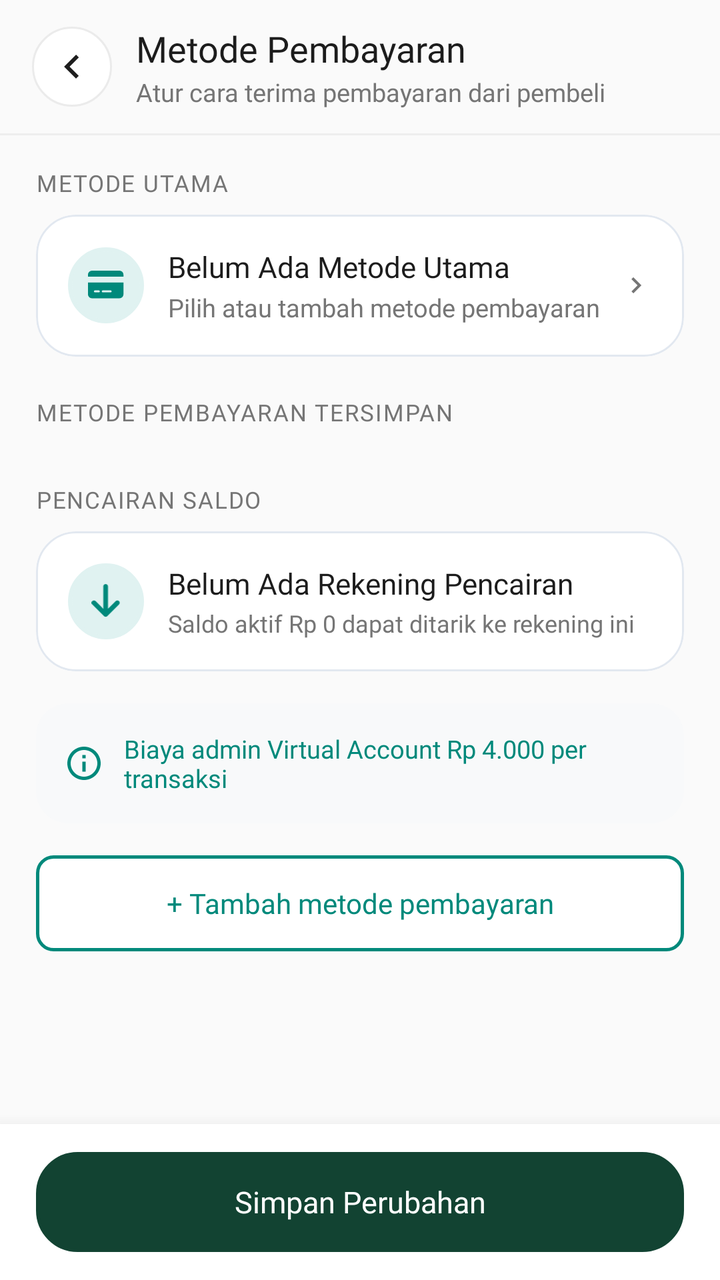
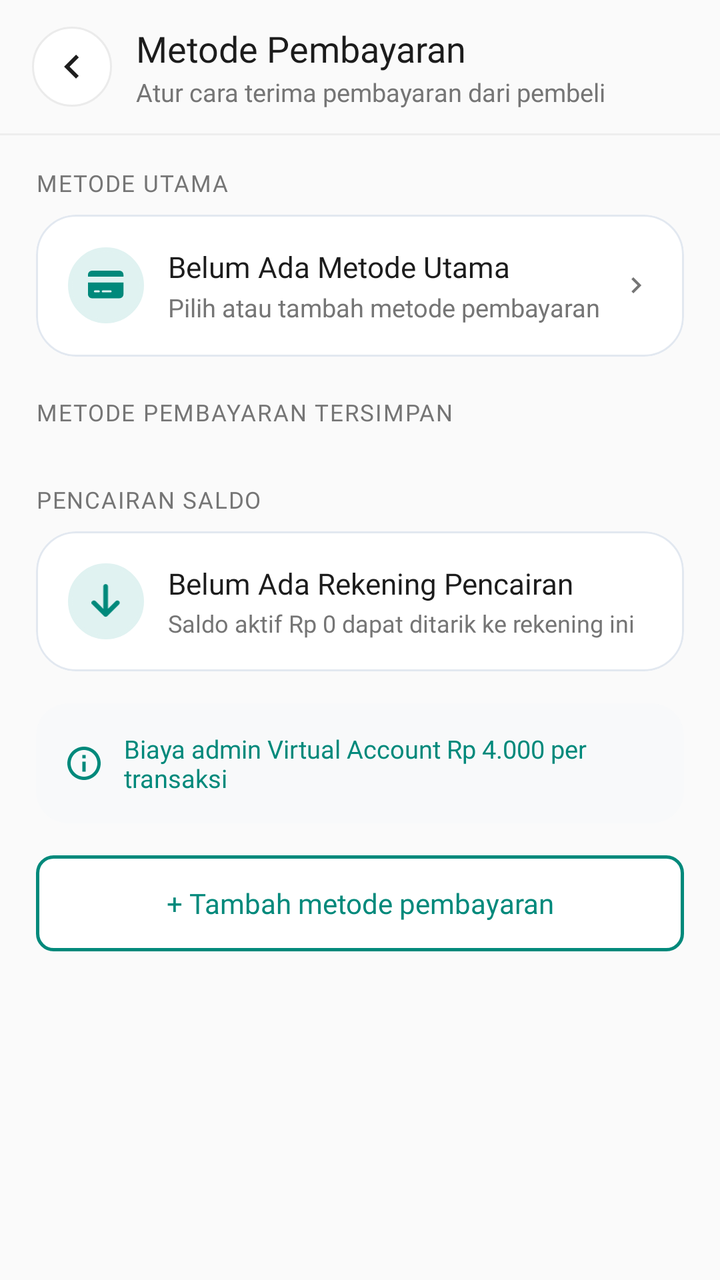

Two renders of the same Android screen: before a commit and after it. Below are the layout's source before the change and the commit's diff.
<!-- AndroidManifest.xml: application theme Theme.GuppyMarketIDN -->
<!-- res/layout/activity_payment_methods.xml -->
<?xml version="1.0" encoding="utf-8"?>
<RelativeLayout
    xmlns:android="http://schemas.android.com/apk/res/android"
    xmlns:app="http://schemas.android.com/apk/res-auto"
    xmlns:tools="http://schemas.android.com/tools"
    android:id="@+id/main"
    android:layout_width="match_parent"
    android:layout_height="match_parent"
    android:background="#FAFAFA"
    tools:context=".menuProfile.PaymentMethodsActivity">

    
    <LinearLayout
        android:id="@+id/topBarPaymentMethods"
        android:layout_width="match_parent"
        android:layout_height="wrap_content"
        android:layout_alignParentTop="true"
        android:background="#FAFAFA"
        android:paddingHorizontal="16dp"
        android:paddingTop="12dp"
        android:paddingBottom="12dp"
        android:gravity="center_vertical"
        android:orientation="horizontal">

        <ImageView
            android:id="@+id/btnBackPaymentMethods"
            android:layout_width="40dp"
            android:layout_height="40dp"
            android:background="@drawable/bg_circle_white_stroke"
            android:src="@drawable/ic_chevron_left"
            android:padding="8dp"
            android:clickable="true"
            android:focusable="true"/>

        <LinearLayout
            android:layout_width="0dp"
            android:layout_weight="1"
            android:layout_height="wrap_content"
            android:layout_marginStart="12dp"
            android:orientation="vertical">

            <TextView
                android:layout_width="wrap_content"
                android:layout_height="wrap_content"
                android:fontFamily="@font/inter_bold"
                android:text="Metode Pembayaran"
                android:textColor="@color/guppy_text_black"
                android:textSize="18sp"/>

            <TextView
                android:layout_width="wrap_content"
                android:layout_height="wrap_content"
                android:layout_marginTop="1dp"
                android:fontFamily="@font/inter_regular"
                android:text="Atur cara terima pembayaran dari pembeli"
                android:textColor="@color/guppy_text_gray"
                android:textSize="12.5sp"/>
        </LinearLayout>
    </LinearLayout>

    <View
        android:id="@+id/dividerHeader"
        android:layout_width="match_parent"
        android:layout_height="1dp"
        android:layout_below="@id/topBarPaymentMethods"
        android:background="#EEEEEE"/>

    
    <androidx.core.widget.NestedScrollView
        android:layout_width="match_parent"
        android:layout_height="match_parent"
        android:layout_below="@id/dividerHeader"
        android:layout_above="@id/bottomBarPaymentSave"
        android:fillViewport="true">

        <LinearLayout
            android:layout_width="match_parent"
            android:layout_height="wrap_content"
            android:orientation="vertical"
            android:paddingHorizontal="18dp"
            android:paddingTop="16dp"
            android:paddingBottom="30dp">

            
            <TextView
                android:layout_width="match_parent"
                android:layout_height="wrap_content"
                android:text="METODE UTAMA"
                android:textColor="@color/guppy_text_gray"
                android:fontFamily="@font/inter_bold"
                android:textSize="11.5sp"
                android:letterSpacing="0.05"/>

            <com.google.android.material.card.MaterialCardView
                android:id="@+id/cardMainPaymentMethod"
                android:layout_width="match_parent"
                android:layout_height="wrap_content"
                android:layout_marginTop="8dp"
                app:cardCornerRadius="20dp"
                app:cardElevation="0dp"
                app:cardBackgroundColor="@color/white"
                app:strokeColor="#E2E8F0"
                app:strokeWidth="1dp"
                android:clickable="true"
                android:focusable="true">

                <LinearLayout
                    android:layout_width="match_parent"
                    android:layout_height="wrap_content"
                    android:padding="16dp"
                    android:gravity="center_vertical"
                    android:orientation="horizontal">

                    <ImageView
                        android:layout_width="38dp"
                        android:layout_height="38dp"
                        android:background="@drawable/bg_circle_image"
                        android:backgroundTint="#E0F2F1"
                        android:src="@drawable/ic_payment_card"
                        app:tint="@color/guppy_primary"
                        android:padding="10dp"/>

                    <LinearLayout
                        android:layout_width="0dp"
                        android:layout_weight="1"
                        android:layout_height="wrap_content"
                        android:layout_marginStart="12dp"
                        android:orientation="vertical">

                        <LinearLayout
                            android:layout_width="wrap_content"
                            android:layout_height="wrap_content"
                            android:gravity="center_vertical"
                            android:orientation="horizontal">

                            <TextView
                                android:id="@+id/tvMainPaymentName"
                                android:layout_width="wrap_content"
                                android:layout_height="wrap_content"
                                android:text="Belum Ada Metode Utama"
                                android:textColor="@color/guppy_text_black"
                                android:fontFamily="@font/inter_bold"
                                android:textSize="14.5sp"/>

                            <TextView
                                android:id="@+id/tvMainPaymentUtamaBadge"
                                android:layout_width="wrap_content"
                                android:layout_height="wrap_content"
                                android:layout_marginStart="8dp"
                                android:background="@drawable/bg_chip_selected"
                                android:backgroundTint="#E0F2F1"
                                android:text="Utama"
                                android:textColor="@color/guppy_primary"
                                android:fontFamily="@font/inter_bold"
                                android:textSize="11sp"
                                android:paddingHorizontal="8dp"
                                android:paddingVertical="3dp"
                                android:visibility="gone"/>
                        </LinearLayout>

                        <TextView
                            android:id="@+id/tvMainPaymentAccNumber"
                            android:layout_width="wrap_content"
                            android:layout_height="wrap_content"
                            android:layout_marginTop="2dp"
                            android:text="Pilih atau tambah metode pembayaran"
                            android:textColor="@color/guppy_text_gray"
                            android:fontFamily="@font/inter_regular"
                            android:textSize="12.5sp"/>
                    </LinearLayout>

                    <ImageView
                        android:layout_width="16dp"
                        android:layout_height="16dp"
                        android:src="@drawable/ic_chevron_right"
                        app:tint="@color/guppy_text_gray"/>
                </LinearLayout>
            </com.google.android.material.card.MaterialCardView>

            
            <TextView
                android:layout_width="match_parent"
                android:layout_height="wrap_content"
                android:layout_marginTop="20dp"
                android:text="METODE PEMBAYARAN TERSIMPAN"
                android:textColor="@color/guppy_text_gray"
                android:fontFamily="@font/inter_bold"
                android:textSize="11.5sp"
                android:letterSpacing="0.05"/>

            <androidx.recyclerview.widget.RecyclerView
                android:id="@+id/recyclerPaymentMethods"
                android:layout_width="match_parent"
                android:layout_height="wrap_content"
                android:layout_marginTop="8dp"
                android:nestedScrollingEnabled="false"/>

            <TextView
                android:id="@+id/tvEmptyPaymentMethods"
                android:layout_width="match_parent"
                android:layout_height="wrap_content"
                android:layout_marginTop="16dp"
                android:layout_marginBottom="16dp"
                android:gravity="center"
                android:text="Belum ada metode pembayaran tersimpan. Ketuk '+ Tambah metode pembayaran' untuk menambahkan."
                android:textColor="@color/guppy_text_gray"
                android:fontFamily="@font/inter_medium"
                android:textSize="13sp"
                android:visibility="gone"/>



            
            <TextView
                android:layout_width="match_parent"
                android:layout_height="wrap_content"
                android:layout_marginTop="20dp"
                android:text="PENCAIRAN SALDO"
                android:textColor="@color/guppy_text_gray"
                android:fontFamily="@font/inter_bold"
                android:textSize="11.5sp"
                android:letterSpacing="0.05"/>

            <com.google.android.material.card.MaterialCardView
                android:layout_width="match_parent"
                android:layout_height="wrap_content"
                android:layout_marginTop="8dp"
                app:cardCornerRadius="20dp"
                app:cardElevation="0dp"
                app:cardBackgroundColor="@color/white"
                app:strokeColor="#E2E8F0"
                app:strokeWidth="1dp">

                <LinearLayout
                    android:layout_width="match_parent"
                    android:layout_height="wrap_content"
                    android:padding="16dp"
                    android:gravity="center_vertical"
                    android:orientation="horizontal">

                    <ImageView
                        android:layout_width="38dp"
                        android:layout_height="38dp"
                        android:background="@drawable/bg_circle_image"
                        android:backgroundTint="#E0F2F1"
                        android:src="@drawable/ic_withdrawal"
                        app:tint="@color/guppy_primary"
                        android:padding="10dp"/>

                    <LinearLayout
                        android:layout_width="0dp"
                        android:layout_weight="1"
                        android:layout_height="wrap_content"
                        android:layout_marginStart="12dp"
                        android:orientation="vertical">

                        <TextView
                            android:id="@+id/tvWithdrawalAccountName"
                            android:layout_width="wrap_content"
                            android:layout_height="wrap_content"
                            android:text="Belum Ada Rekening Pencairan"
                            android:textColor="@color/guppy_text_black"
                            android:fontFamily="@font/inter_bold"
                            android:textSize="14.5sp"/>

                        <TextView
                            android:id="@+id/tvWithdrawalSubtitle"
                            android:layout_width="wrap_content"
                            android:layout_height="wrap_content"
                            android:layout_marginTop="2dp"
                            android:text="Saldo aktif Rp 0 dapat ditarik ke rekening ini"
                            android:textColor="@color/guppy_text_gray"
                            android:fontFamily="@font/inter_regular"
                            android:textSize="12sp"/>
                    </LinearLayout>
                </LinearLayout>
            </com.google.android.material.card.MaterialCardView>

            
            <androidx.cardview.widget.CardView
                android:layout_width="match_parent"
                android:layout_height="wrap_content"
                android:layout_marginTop="16dp"
                app:cardCornerRadius="16dp"
                app:cardElevation="0dp"
                app:cardBackgroundColor="#F8F9FA"
                app:strokeColor="#EEEEEE"
                app:strokeWidth="1dp">

                <LinearLayout
                    android:layout_width="match_parent"
                    android:layout_height="wrap_content"
                    android:padding="14dp"
                    android:gravity="center_vertical"
                    android:orientation="horizontal">

                    <ImageView
                        android:layout_width="20dp"
                        android:layout_height="20dp"
                        android:src="@drawable/ic_info"
                        app:tint="@color/guppy_primary"/>

                    <TextView
                        android:id="@+id/tvAdminFeeNotice"
                        android:layout_width="0dp"
                        android:layout_weight="1"
                        android:layout_height="wrap_content"
                        android:layout_marginStart="10dp"
                        android:text="Biaya admin Virtual Account Rp 4.000 per transaksi"
                        android:textColor="@color/guppy_primary"
                        android:fontFamily="@font/inter_bold"
                        android:textSize="12.5sp"/>
                </LinearLayout>
            </androidx.cardview.widget.CardView>

            
            <TextView
                android:id="@+id/btnAddNewPaymentMethod"
                android:layout_width="match_parent"
                android:layout_height="48dp"
                android:layout_marginTop="16dp"
                android:background="@drawable/bg_btn_outline"
                android:text="+ Tambah metode pembayaran"
                android:textColor="@color/guppy_primary"
                android:fontFamily="@font/inter_bold"
                android:textSize="14sp"
                android:gravity="center"
                android:clickable="true"
                android:focusable="true"/>

        </LinearLayout>
    </androidx.core.widget.NestedScrollView>

    
    <LinearLayout
        android:id="@+id/bottomBarPaymentSave"
        android:layout_width="match_parent"
        android:layout_height="wrap_content"
        android:layout_alignParentBottom="true"
        android:background="@color/white"
        android:elevation="12dp"
        android:paddingHorizontal="18dp"
        android:paddingVertical="14dp">

        <TextView
            android:id="@+id/btnSavePaymentSettings"
            android:layout_width="match_parent"
            android:layout_height="50dp"
            android:background="@drawable/bg_chip_selected"
            android:backgroundTint="#124332"
            android:text="Simpan Perubahan"
            android:textColor="@color/white"
            android:fontFamily="@font/inter_bold"
            android:textSize="15sp"
            android:gravity="center"
            android:clickable="true"
            android:focusable="true"/>
    </LinearLayout>

</RelativeLayout>
<!-- resources referenced by this layout -->
<resources>
  <color name="guppy_primary">#00897B</color>
  <color name="guppy_text_black">#1C1C1C</color>
  <color name="guppy_text_gray">#757575</color>
  <color name="white">#FFFFFFFF</color>
  <!-- drawable bg_btn_outline (drawable) -->
  <?xml version="1.0" encoding="utf-8"?>
  <shape xmlns:android="http://schemas.android.com/apk/res/android">
      <solid android:color="@color/white" />
      <stroke android:width="1.5dp" android:color="@color/guppy_primary" />
      <corners android:radius="8dp" />
  </shape>
  <!-- drawable bg_chip_selected (drawable) -->
  <?xml version="1.0" encoding="utf-8"?>
  <shape xmlns:android="http://schemas.android.com/apk/res/android">
      <solid android:color="#E0F2F1" />
      <stroke
          android:width="1.5dp"
          android:color="@color/guppy_primary" />
      <corners android:radius="20dp" />
  </shape>
  <!-- drawable bg_circle_image (drawable) -->
  <?xml version="1.0" encoding="utf-8"?>
  <shape xmlns:android="http://schemas.android.com/apk/res/android" android:shape="oval">
      <solid android:color="@color/guppy_stroke" />
      <stroke android:width="2dp" android:color="@color/guppy_primary" />
  </shape>
  <!-- drawable bg_circle_white_stroke (drawable) -->
  <?xml version="1.0" encoding="utf-8"?>
  <shape xmlns:android="http://schemas.android.com/apk/res/android" android:shape="oval">
      <solid android:color="@color/white" />
      <stroke android:width="1dp" android:color="@color/guppy_stroke" />
  </shape>
  <!-- drawable ic_chevron_left (drawable) -->
  <vector xmlns:android="http://schemas.android.com/apk/res/android"
      android:width="24dp"
      android:height="24dp"
      android:viewportWidth="24"
      android:viewportHeight="24">
    <path
        android:fillColor="#1E1E1E"
        android:pathData="M15.41,16.59L10.83,12l4.58,-4.59L14,6l-6,6 6,6 1.41,-1.41z"/>
  </vector>
  <!-- drawable ic_chevron_right (drawable) -->
  <vector xmlns:android="http://schemas.android.com/apk/res/android"
      android:width="24dp"
      android:height="24dp"
      android:viewportWidth="24"
      android:viewportHeight="24">
    <path
        android:fillColor="#1E1E1E"
        android:pathData="M8.59,16.59L13.17,12 8.59,7.41 10,6l6,6 -6,6 -1.41,-1.41z"/>
  </vector>
  <!-- drawable ic_info (drawable) -->
  <vector xmlns:android="http://schemas.android.com/apk/res/android"
      android:width="24dp"
      android:height="24dp"
      android:viewportWidth="24"
      android:viewportHeight="24">
    <path
        android:fillColor="#E33A24"
        android:pathData="M11,17h2v-6h-2v6zM12,2C6.48,2 2,6.48 2,12s4.48,10 10,10 10,-4.48 10,-10S17.52,2 12,2zM12,20c-4.41,0 -8,-3.59 -8,-8s3.59,-8 8,-8 8,3.59 8,8 -3.59,8 -8,8zM11,7h2v2h-2z"/>
  </vector>
  <style name="Theme.GuppyMarketIDN" parent="Base.Theme.GuppyMarketIDN" />
  <color name="guppy_stroke">#EBEBEB</color>
  <style name="Base.Theme.GuppyMarketIDN" parent="Theme.Material3.Light.NoActionBar">
          <item name="colorPrimary">@color/guppy_primary</item>
          <item name="colorOnPrimary">@color/white</item>
          <item name="android:textColorPrimary">@color/guppy_text_black</item>
          <item name="android:textColorSecondary">@color/guppy_text_gray</item>
          <item name="android:windowBackground">@color/guppy_background</item>
      </style>
  <color name="guppy_background">#F8F9FA</color>
  <!-- unchanged entries left out for length: 2 -->
</resources>

<!-- the commit's change to res/layout/activity_payment_methods.xml (unified diff, before → after) -->
@@ -70,7 +70,7 @@
         android:layout_width="match_parent"
         android:layout_height="match_parent"
         android:layout_below="@id/dividerHeader"
-        android:layout_above="@id/bottomBarPaymentSave"
+        android:layout_alignParentBottom="true"
         android:fillViewport="true">
 
         <LinearLayout
@@ -331,30 +331,4 @@
         </LinearLayout>
     </androidx.core.widget.NestedScrollView>
 
-    
-    <LinearLayout
-        android:id="@+id/bottomBarPaymentSave"
-        android:layout_width="match_parent"
-        android:layout_height="wrap_content"
-        android:layout_alignParentBottom="true"
-        android:background="@color/white"
-        android:elevation="12dp"
-        android:paddingHorizontal="18dp"
-        android:paddingVertical="14dp">
-
-        <TextView
-            android:id="@+id/btnSavePaymentSettings"
-            android:layout_width="match_parent"
-            android:layout_height="50dp"
-            android:background="@drawable/bg_chip_selected"
-            android:backgroundTint="#124332"
-            android:text="Simpan Perubahan"
-            android:textColor="@color/white"
-            android:fontFamily="@font/inter_bold"
-            android:textSize="15sp"
-            android:gravity="center"
-            android:clickable="true"
-            android:focusable="true"/>
-    </LinearLayout>
-
 </RelativeLayout>
